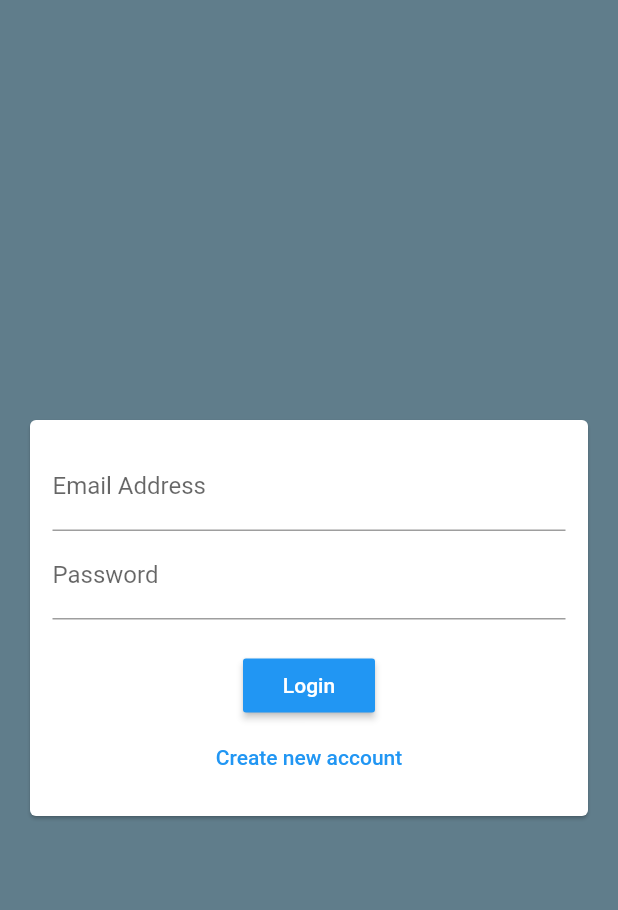
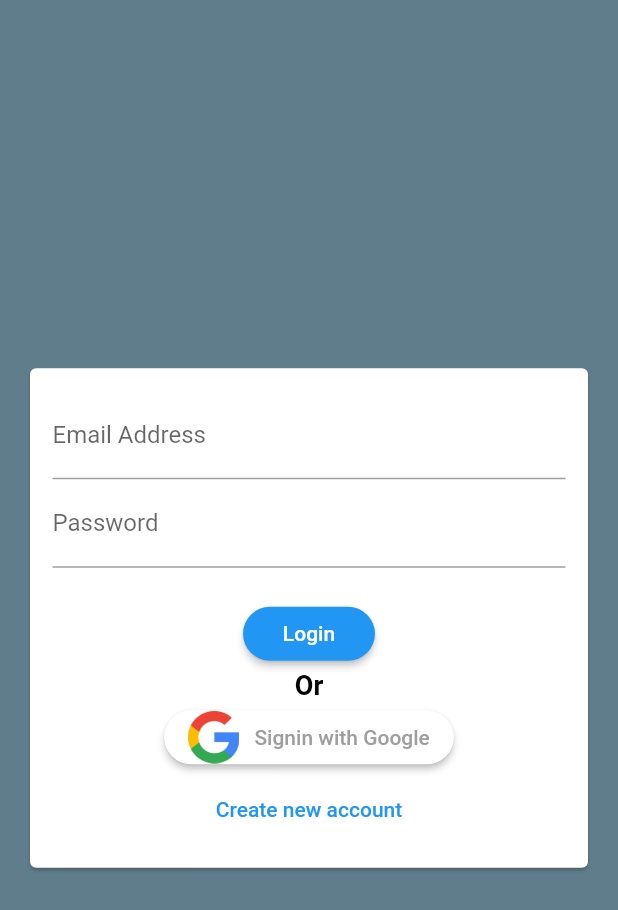
Before and after one commit to alaa-shahin/profile-edit, a Flutter app: the screen it shows after launch, on a phone screen of 412 x 824 dp. Shown: the top 910 px of the screen. Run offline on Flutter 3.47's test engine with Material 2 defaults, Android fonts, the phone set to English and light mode, and no system bars; our stand-ins replace cloud_firestore, firebase_auth, firebase_core, flushbar, google_sign_in, validators; accounts and stored records are empty.

Commit message:
Add sign in && sign up with google

```diff
--- a/lib/auth_form.dart
+++ b/lib/auth_form.dart
@@ -1,5 +1,7 @@
 import 'package:firebase_auth/firebase_auth.dart';
 import 'package:flutter/material.dart';
+import 'package:test_app/screens/profile_screen.dart';
+import 'package:test_app/services/auth_service.dart';
 import 'package:validators/validators.dart';
 
 class AuthForm extends StatefulWidget {
@@ -11,11 +13,13 @@ class AuthForm extends StatefulWidget {
     String age,
     String profileImage,
     bool isLogin,
+    bool isGoogleLogin,
     BuildContext ctx,
   ) submitFn;
+  final void Function() signupWithGoogle;
   final bool _isLoading;
 
-  AuthForm(this.submitFn, this._isLoading);
+  AuthForm(this.submitFn, this._isLoading, this.signupWithGoogle);
 
   @override
   _AuthFormState createState() => _AuthFormState();
@@ -25,6 +29,7 @@ class _AuthFormState extends State<AuthForm> {
   final currentUser = FirebaseAuth.instance.currentUser;
   final fromKey = GlobalKey<FormState>();
   bool _isLogin = true;
+  bool _isGoogleLogin = false;
   static String _email = '';
   String _password = '';
   String _userName = '';
@@ -50,12 +55,16 @@ class _AuthFormState extends State<AuthForm> {
   Future<void> submit() async {
     final isValid = fromKey.currentState.validate();
     FocusScope.of(context).unfocus();
-
     if (isValid) {
       fromKey.currentState.save();
       widget.submitFn(_email.trim(), _password.trim(), _userName.trim(), _age,
-          _profileImage, _isLogin, context);
+          _profileImage, _isLogin, _isGoogleLogin, context);
     }
+  }
+
+  Future<void> googleSignup() async {
+    FocusScope.of(context).unfocus();
+    widget.signupWithGoogle();
   }
 
   @override
@@ -153,9 +162,68 @@ class _AuthFormState extends State<AuthForm> {
                   if (!widget._isLoading)
                     RaisedButton(
                       child: Text(_isLogin ? 'Login' : 'Sign Up'),
-                      onPressed: submit,
+                      onPressed: () {
+                        submit();
+                      },
                       color: Colors.blue,
                       textColor: Colors.white,
+                      shape: RoundedRectangleBorder(
+                          borderRadius: BorderRadius.circular(40)),
+                    ),
+                  Text(
+                    'Or',
+                    style: TextStyle(
+                        fontSize: 18,
+                        fontWeight: FontWeight.bold,
+                        color: Colors.black),
+                  ),
+                  if (!_isLogin)
+                    RaisedButton(
+                      color: Colors.white,
+                      textColor: Colors.grey,
+                      shape: RoundedRectangleBorder(
+                          borderRadius: BorderRadius.circular(40)),
+                      child: Row(
+                        mainAxisSize: MainAxisSize.min,
+                        mainAxisAlignment: MainAxisAlignment.center,
+                        children: [
+                          Image(
+                            image: AssetImage('assets/images/google_logo.png'),
+                            height: 35.0,
+                          ),
+                          Padding(padding: const EdgeInsets.only(left: 10)),
+                          Text("Signin with Google"),
+                        ],
+                      ),
+                      onPressed: () async {
+                        await AuthService().googleSignup();
+                        Navigator.of(context)
+                            .pushNamed(ProfileScreen.routeName);
+                      },
+                    ),
+                  if (_isLogin)
+                    RaisedButton(
+                      color: Colors.white,
+                      textColor: Colors.grey,
+                      shape: RoundedRectangleBorder(
+                          borderRadius: BorderRadius.circular(40)),
+                      child: Row(
+                        mainAxisSize: MainAxisSize.min,
+                        mainAxisAlignment: MainAxisAlignment.center,
+                        children: [
+                          Image(
+                            image: AssetImage('assets/images/google_logo.png'),
+                            height: 35.0,
+                          ),
+                          Padding(padding: const EdgeInsets.only(left: 10)),
+                          Text("Signin with Google"),
+                        ],
+                      ),
+                      onPressed: () async {
+                        await AuthService().googleSignup();
+                        Navigator.of(context)
+                            .pushNamed(ProfileScreen.routeName);
+                      },
                     ),
                   if (!widget._isLoading)
                     FlatButton(
--- a/lib/main.dart
+++ b/lib/main.dart
@@ -1,4 +1,3 @@
-import 'package:firebase_auth/firebase_auth.dart';
 import 'package:flutter/material.dart';
 import 'package:test_app/screens/profile_screen.dart';
 import 'package:firebase_core/firebase_core.dart';
@@ -20,15 +19,11 @@ class _MyAppState extends State<MyApp> {
   Widget build(BuildContext context) {
     return MaterialApp(
       debugShowCheckedModeBanner: false,
-      home: StreamBuilder(
-          stream: FirebaseAuth.instance.authStateChanges(),
-          builder: (ctx, snapshot) {
-            if (!snapshot.hasData) {
-              return AuthScreen();
-            } else {
-              return ProfileScreen();
-            }
-          }),
+      initialRoute: '/',
+      routes: {
+        AuthScreen.routeName: (ctx) => AuthScreen(),
+        ProfileScreen.routeName: (ctx) => ProfileScreen(),
+      },
     );
   }
 }
--- a/lib/screens/auth_screen.dart
+++ b/lib/screens/auth_screen.dart
@@ -2,10 +2,11 @@ import 'package:flushbar/flushbar.dart';
 import 'package:flutter/material.dart';
 import 'package:firebase_auth/firebase_auth.dart';
 import 'package:test_app/auth_form.dart';
+import 'package:test_app/screens/profile_screen.dart';
 import 'package:test_app/services/auth_service.dart';
 
 class AuthScreen extends StatefulWidget {
-  static const routeName = '/AuthScreen';
+  static const routeName = '/';
 
   @override
   _AuthScreenState createState() => _AuthScreenState();
@@ -22,6 +23,7 @@ class _AuthScreenState extends State<AuthScreen> {
     String age,
     String profileImage,
     bool isLogin,
+    bool isGoogleLogin,
     BuildContext ctx,
   ) async {
     UserCredential userResult;
@@ -29,11 +31,13 @@ class _AuthScreenState extends State<AuthScreen> {
       setState(() {
         _isLoading = true;
       });
+
       if (isLogin) {
         userResult = await _auth.signInWithEmailAndPassword(
           email: email,
           password: password,
         );
+        Navigator.of(context).pushNamed(ProfileScreen.routeName);
       } else {
         userResult = await _auth.createUserWithEmailAndPassword(
           email: email,
@@ -45,6 +49,8 @@ class _AuthScreenState extends State<AuthScreen> {
           'age': age,
           'profileImage': profileImage,
         });
+        Navigator.of(context).pushNamed(ProfileScreen.routeName);
+
         if (null == res) {
           Scaffold.of(ctx).showSnackBar(SnackBar(
             content: Text('Successfully registered'),
@@ -102,10 +108,7 @@ class _AuthScreenState extends State<AuthScreen> {
   Widget build(BuildContext context) {
     return Scaffold(
       backgroundColor: Theme.of(context).primaryColor,
-      body: AuthForm(
-        _submitAuthForm,
-        _isLoading,
-      ),
+      body: AuthForm(_submitAuthForm, _isLoading, AuthService().googleSignup),
     );
   }
 }
--- a/lib/services/user_service.dart
+++ b/lib/services/user_service.dart
@@ -1,6 +1,6 @@
 import 'package:cloud_firestore/cloud_firestore.dart';
 
-class UserServices {
+class UserService {
   Future<dynamic> updateUserData(
       String _newUserName,
       String _newAge,
--- a/pubspec.yaml
+++ b/pubspec.yaml
@@ -29,6 +29,8 @@ dependencies:
   regexpattern: ^1.0.0
   email_validator: ^1.0.6
   validators: ^2.0.1
+  google_sign_in: ^4.5.6
+
 
   # The following adds the Cupertino Icons font to your application.
   # Use with the CupertinoIcons class for iOS style icons.
@@ -50,8 +52,8 @@ flutter:
   uses-material-design: true
 
   # To add assets to your application, add an assets section, like this:
-  # assets:
-  #   - images/a_dot_burr.jpeg
+  assets:
+    - assets/images/google_logo.png
   #   - images/a_dot_ham.jpeg
 
   # An image asset can refer to one or more resolution-specific "variants", see
```
Also changed, not shown: lib/screens/profile_screen.dart (+6 -4 lines), lib/services/auth_service.dart (+38 -0 lines), assets/images/google_logo.png (added), pubspec.lock.
